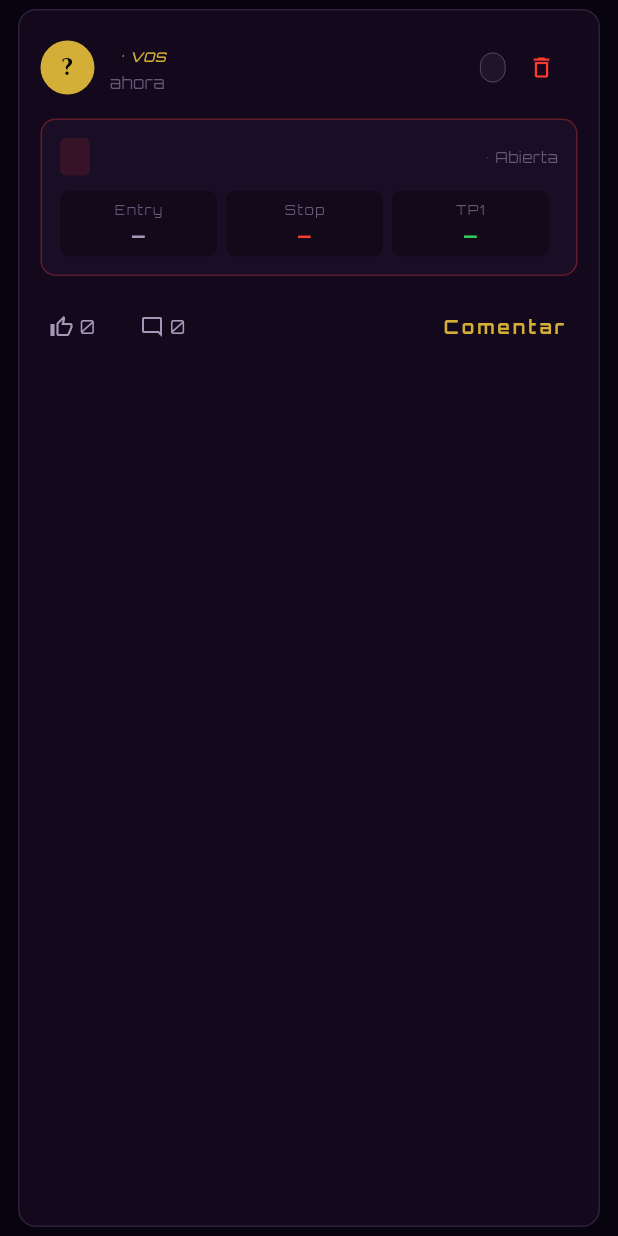
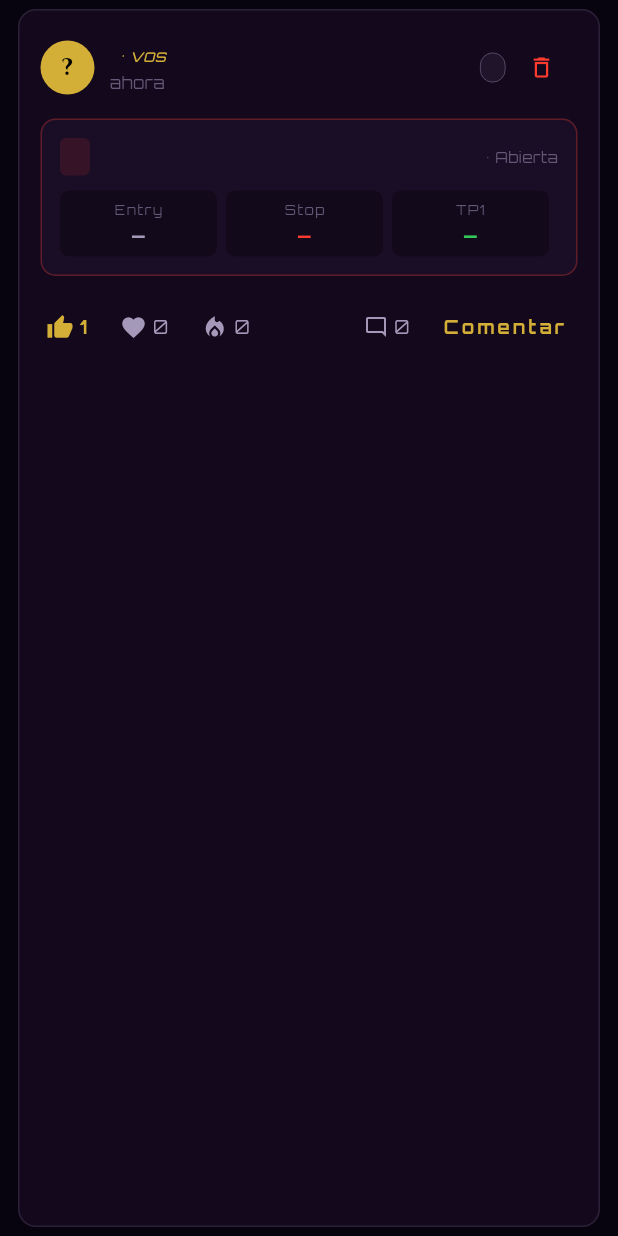
Before and after one commit to federicocasal73-gif/tnsvt-symfony-mobile, a Flutter app: the PostCard widget shown alone on an empty page, opened directly with empty values, after a tap on an icon or button, on a phone screen of 412 x 824 dp. Run offline on Flutter 3.47's test engine with Material 3 defaults, Android fonts, the phone set to English and light mode, and no system bars; our stand-ins replace dio, firebase_core, firebase_messaging, image_picker, shared_preferences, webview_flutter; accounts and stored records are empty; network calls fail.

Commit message:
feat(mobile): Calendar Economico + reacciones (like/love/fire) en posts
Calendar Economico (nueva pantalla, accesible desde Hub AppBar):
- 9 eventos mock proximos: FOMC, CPI, NFP, PMI, GDP, Retail, ECB, BOE
- Agrupados por fecha con header en Orbitron gold
- Cada evento: code (Cinzel gold) + nombre + icono de impacto
  (high=danger, medium=warning, low=muted) + border left color
- Currency + hora en monospace
- Stats F (forecast) y P (previous) en cada evento

Reacciones en PostCard:
- Agregadas Love (heart, danger) y Fire (fire, warning) ademas
  del Like (thumb, gold)
- Tap togglea tu reaccion: si tocas la misma la quita; si tocas
  otra, cambia y ajusta contadores
- Tu reaccion actual se ve en su color (gold/danger/warning);
  las inactivas en textMuted
- Estado local (no se persiste en backend todavia, solo UI);
  Like mantiene la persistencia via FeedProvider

Verificado: build OK, sin errors en analyzer.

```diff
--- a/lib/screens/hub_screen.dart
+++ b/lib/screens/hub_screen.dart
@@ -10,6 +10,7 @@ import 'profile_screen.dart';
 import 'admin_screen.dart';
 import 'notifications_screen.dart';
 import 'trading_journal_screen.dart';
+import 'calendar_screen.dart';
 
 class HubScreen extends StatefulWidget {
   const HubScreen({super.key});
@@ -122,6 +123,11 @@ class _HubScreenState extends State<HubScreen> with SingleTickerProviderStateMix
             icon: const Icon(Icons.assessment_outlined),
             tooltip: 'Trading Journal',
             onPressed: () => _go(context, const TradingJournalScreen()),
+          ),
+          IconButton(
+            icon: const Icon(Icons.event_note_outlined),
+            tooltip: 'Calendario Económico',
+            onPressed: () => _go(context, CalendarScreen()),
           ),
           if (isAdmin)
             IconButton(
--- a/lib/widgets/post_card.dart
+++ b/lib/widgets/post_card.dart
@@ -30,7 +30,8 @@ class PostCard extends StatefulWidget {
 
 class _PostCardState extends State<PostCard> with SingleTickerProviderStateMixin {
   late AnimationController _animCtrl;
-  bool _pulse = false;
+  String? _myReaction; // 'like' | 'love' | 'fire' | null
+  final Map<String, int> _localReacts = {'like': 0, 'love': 0, 'fire': 0};
 
   @override
   void initState() {
@@ -39,6 +40,15 @@ class _PostCardState extends State<PostCard> with SingleTickerProviderStateMixin
       vsync: this,
       duration: const Duration(milliseconds: 220),
     );
+    _localReacts['like'] = widget.post.likes;
+  }
+
+  @override
+  void didUpdateWidget(covariant PostCard oldWidget) {
+    super.didUpdateWidget(oldWidget);
+    if (oldWidget.post.likes != widget.post.likes) {
+      _localReacts['like'] = widget.post.likes;
+    }
   }
 
   @override
@@ -47,12 +57,34 @@ class _PostCardState extends State<PostCard> with SingleTickerProviderStateMixin
     super.dispose();
   }
 
-  Future<void> _handleLike() async {
-    setState(() => _pulse = true);
-    await _animCtrl.forward(from: 0);
-    await _animCtrl.reverse();
-    if (mounted) setState(() => _pulse = false);
-    widget.onLike();
+  Future<void> _setReaction(String r) async {
+    setState(() {
+      if (_myReaction == r) {
+        if (r == 'like') {
+          _localReacts['like'] = (_localReacts['like'] ?? 1) - 1;
+        } else {
+          _localReacts[r] = (_localReacts[r] ?? 0) - 1;
+        }
+        _myReaction = null;
+      } else {
+        if (_myReaction == 'like' && r != 'like') {
+          _localReacts['like'] = (_localReacts['like'] ?? 1) - 1;
+        }
+        if (_myReaction != null && _myReaction != 'like') {
+          _localReacts[_myReaction!] = (_localReacts[_myReaction!] ?? 1) - 1;
+        }
+        if (r == 'like') {
+          _localReacts['like'] = (_localReacts['like'] ?? 0) + 1;
+        } else {
+          _localReacts[r] = (_localReacts[r] ?? 0) + 1;
+        }
+        _myReaction = r;
+        if (r == 'like') {
+          _animCtrl.forward(from: 0).then((_) => _animCtrl.reverse());
+        }
+      }
+    });
+    if (r == 'like') widget.onLike();
   }
 
   @override
@@ -64,7 +96,6 @@ class _PostCardState extends State<PostCard> with SingleTickerProviderStateMixin
     final isSignal = post.signal != null;
     final categoryColor = _categoryColor(post.category);
     final timeStr = _formatTime(post.createdAt);
-    final likedByMe = post.likes > 0 && _pulse;
 
     return Container(
       margin: const EdgeInsets.symmetric(horizontal: 12, vertical: 6),
@@ -203,21 +234,22 @@ class _PostCardState extends State<PostCard> with SingleTickerProviderStateMixin
           const SizedBox(height: 10),
           Row(
             children: [
-              _actionButton(
-                icon: likedByMe ? Icons.thumb_up : Icons.thumb_up_outlined,
-                label: '${post.likes}',
-                onTap: _handleLike,
-                color: likedByMe ? AppTheme.gold : AppTheme.textSecondary,
-                animate: true,
-              ),
-              const SizedBox(width: 18),
+              _reactButton('like', Icons.thumb_up,
+                  _localReacts['like'] ?? post.likes, _myReaction == 'like'),
+              const SizedBox(width: 14),
+              _reactButton('love', Icons.favorite,
+                  _localReacts['love'] ?? 0, _myReaction == 'love', color: AppTheme.danger),
+              const SizedBox(width: 14),
+              _reactButton('fire', Icons.local_fire_department,
+                  _localReacts['fire'] ?? 0, _myReaction == 'fire', color: AppTheme.warning),
+              const Spacer(),
               _actionButton(
                 icon: Icons.mode_comment_outlined,
                 label: '${post.comments.length}',
                 onTap: widget.onViewComments,
                 color: AppTheme.textSecondary,
               ),
-              const Spacer(),
+              const SizedBox(width: 8),
               TextButton(
                 onPressed: widget.onComment,
                 style: TextButton.styleFrom(
@@ -270,6 +302,31 @@ class _PostCardState extends State<PostCard> with SingleTickerProviderStateMixin
     );
   }
 
+  Widget _reactButton(String key, IconData icon, int count, bool active,
+      {Color? color}) {
+    final base = color ?? AppTheme.gold;
+    final c = active ? base : AppTheme.textSecondary;
+    return InkWell(
+      onTap: () => _setReaction(key),
+      borderRadius: BorderRadius.circular(6),
+      child: Padding(
+        padding: const EdgeInsets.symmetric(horizontal: 4, vertical: 4),
+        child: Row(
+          children: [
+            Icon(icon, size: 18, color: c),
+            const SizedBox(width: 4),
+            Text('$count',
+                style: TextStyle(
+                  color: c,
+                  fontSize: 12,
+                  fontWeight: active ? FontWeight.bold : FontWeight.normal,
+                )),
+          ],
+        ),
+      ),
+    );
+  }
+
   String _categoryLabel(String cat) {
     switch (cat) {
       case 'general':
```
Also changed, not shown: lib/screens/calendar_screen.dart (added, +274 -0 lines).
